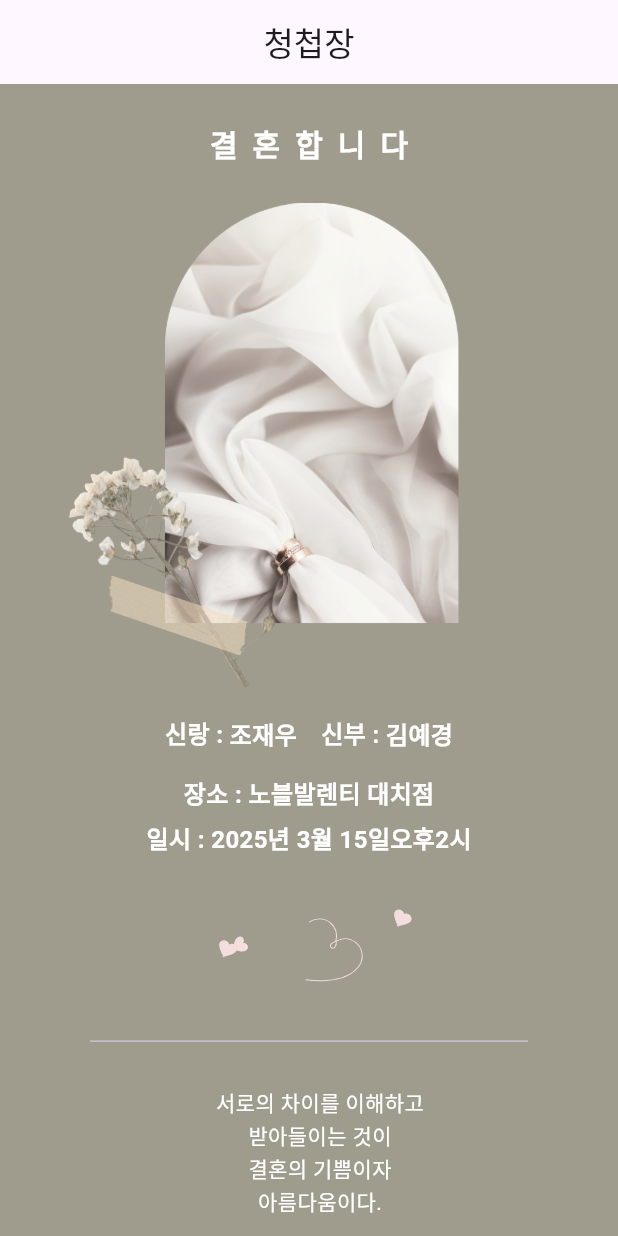
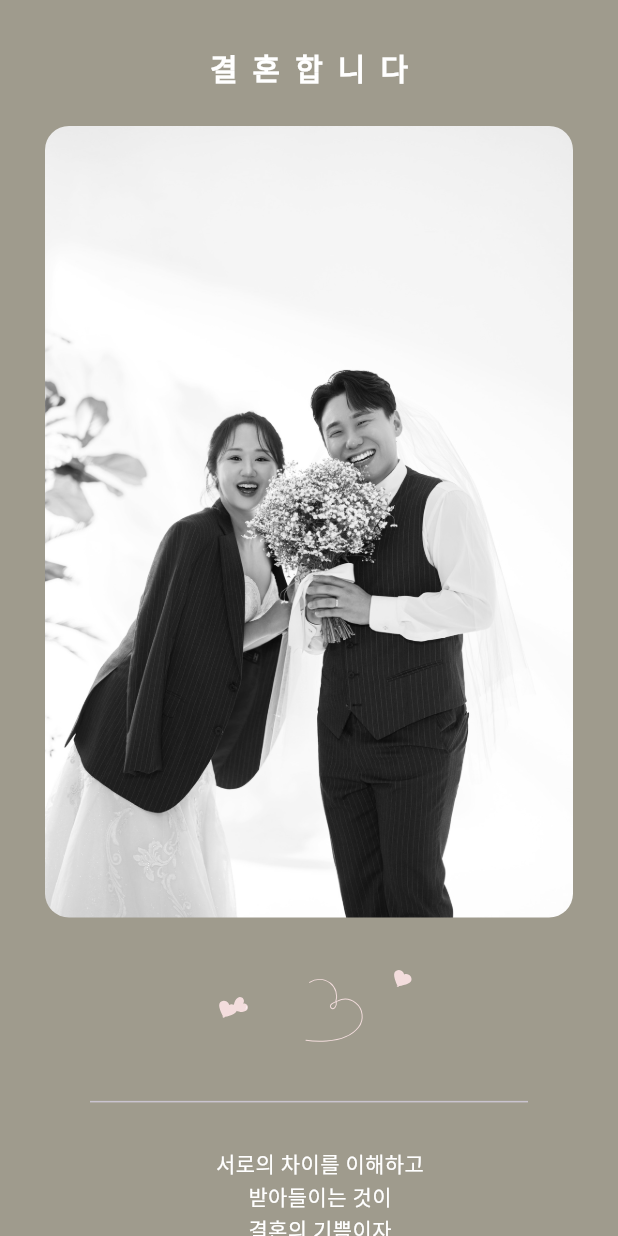
Before and after one commit to John-Cho/mobileInvitiation, a Flutter app: the screen it shows after launch, on a phone screen of 412 x 824 dp. Run offline on Flutter 3.47's test engine with Material 3 defaults, Android fonts, the phone set to English and light mode, and no system bars; our stand-ins replace flutter_riverpod, lottie, table_calendar; Roboto replaces fonts that are missing (Nanum_Myeongjo).

Commit message:
midfied structure

```diff
--- a/lib/common/model/userdata.dart
+++ b/lib/common/model/userdata.dart
@@ -28,7 +28,7 @@ class UserDataNotifier extends StateNotifier<UserDataBase> {
       contactNumber: '010-5788-9302',
       giftAccountDetails: '1111-1111-1111 카카오뱅크',);
 
-    final PersonData brideDad = PersonData(name: '김명렬',
+    final PersonData brideDad = PersonData(name: '김명열',
       contactNumber: '010-5788-9302',
       giftAccountDetails: '1111-1111-1111 카카오뱅크',);
 
@@ -58,7 +58,7 @@ class UserDataNotifier extends StateNotifier<UserDataBase> {
     결혼의 기쁨이자
     아름다움이다.
 
-    영화[어바웃 타임] 태사 중에서
+    영화<어바웃 타임> 대사 중에서
     ''',
       themeColor: DEFAULT_BG_COLOR,
     );
--- a/lib/component/calender.dart
+++ b/lib/component/calender.dart
@@ -15,9 +15,11 @@ class CalenderScreen extends StatelessWidget {
       ),
       child: Padding(
         padding: const EdgeInsets.symmetric(horizontal: 16.0),
+        child: SizedBox(
+
           child: TableCalendar(
-          firstDay: DateTime.utc(2025, 3, 1),
-          lastDay: DateTime.utc(2025, 3, 31),
+            firstDay: DateTime.utc(2025, 3, 9),
+            lastDay: DateTime.utc(2025, 3, 22),
             focusedDay: selectedDay,
             selectedDayPredicate: (day) => isSameDay(selectedDay, day),
             calendarStyle: CalendarStyle(
@@ -30,7 +32,7 @@ class CalenderScreen extends StatelessWidget {
                 shape: BoxShape.circle,
               ),
               defaultTextStyle: TextStyle(color: Colors.white, fontWeight: FontWeight.bold),
-            weekendTextStyle: TextStyle(color: Colors.red),
+              weekendTextStyle: TextStyle(color: Colors.white),
             ),
             headerStyle: HeaderStyle(
               titleTextStyle: TextStyle(color: Colors.white, fontSize: 18.0),
@@ -39,6 +41,7 @@ class CalenderScreen extends StatelessWidget {
             ),
           ),
         ),
+      ),
     );
   }
 }
--- a/lib/layout/default_layout.dart
+++ b/lib/layout/default_layout.dart
@@ -1,4 +1,5 @@
 import 'package:flutter/material.dart';
+import 'package:mobileinvitiation/common/constans.dart';
 
 class DefaultLayout extends StatelessWidget {
   final Color? backgroundColor;
@@ -14,13 +15,11 @@ class DefaultLayout extends StatelessWidget {
 
   @override
   Widget build(BuildContext context) {
-    return Scaffold(
-      backgroundColor: backgroundColor ?? Colors.white,
-      appBar: AppBar(
-        title: Text(title),
-        centerTitle: true,
+    return SafeArea(
+      child: Scaffold(
+        backgroundColor: backgroundColor ?? Colors.white,
+        body: this.body,
       ),
-      body: this.body,
     );
   }
 }
--- a/lib/screen/home_screen.dart
+++ b/lib/screen/home_screen.dart
@@ -18,14 +18,14 @@ class HomeScreen extends ConsumerWidget {
 
     return DefaultLayout(
       backgroundColor: data.themeColor,
-      title: '청첩장',
+      title: '재우 ♥ 예경',
       body: SingleChildScrollView(
         child: Padding(
           padding: const EdgeInsets.symmetric(horizontal: 30.0),
           child: Column(
             crossAxisAlignment: CrossAxisAlignment.center,
             children: [
-              const SizedBox(height: 25.0),
+              const SizedBox(height: 30.0),
               const Text(
                 '결혼합니다',
                 style: TextStyle(
@@ -37,69 +37,12 @@ class HomeScreen extends ConsumerWidget {
               ),
               const SizedBox(height: 25.0),
               Container(
-                margin: EdgeInsets.only(right: 70.0),
-                child: const Image(
-                  image: AssetImage('asset/img/home_screen.png'),
-                  width: 270,
-                  fit: BoxFit.cover,
-                ),
-              ),
-              Row(
-                mainAxisAlignment: MainAxisAlignment.center,
-                children: [
-                  Text(
-                    '신랑 : ',
-                    style: CONTENTS_TEXT_STYLE,
-                  ),
-                  Text(
-                    data.groom.name,
-                    style: CONTENTS_TEXT_STYLE,
-                  ),
-                  SizedBox(
-                    width: 16,
-                  ),
-                  Text(
-                    '신부 : ',
-                    style: CONTENTS_TEXT_STYLE,
-                  ),
-                  Text(
-                    data.bride.name,
-                    style: CONTENTS_TEXT_STYLE,
-                  ),
-                ],
-              ),
-              _sizedbox(),
-              Row(
-                mainAxisAlignment: MainAxisAlignment.center,
-                children: [
-                  Text(
-                    '장소 : ',
-                    style: CONTENTS_TEXT_STYLE,
-                  ),
-                  Text(
-                    data.venueName,
-                    style: CONTENTS_TEXT_STYLE,
-                  ),
-                ],
-              ),
-              _sizedbox(height: 6.0),
-              Row(
-                mainAxisAlignment: MainAxisAlignment.center,
-                children: [
-                  Text(
-                    '일시 : ',
-                    style: CONTENTS_TEXT_STYLE,
-                  ),
-                  Text(
-                    data.weddingDate,
-                    style: CONTENTS_TEXT_STYLE,
-                  ),
-                  _sizedbox(),
-                  Text(
-                    data.weddingTime,
-                    style: CONTENTS_TEXT_STYLE,
-                  ),
-                ],
+                child: ClipRRect(
+                    borderRadius: BorderRadius.circular(16.0),
+                    child: Image.asset(
+                      'asset/img/home.jpg',
+                      fit: BoxFit.cover,
+                    )),
               ),
               _sizedbox(),
               Lottie.asset(
@@ -119,19 +62,11 @@ class HomeScreen extends ConsumerWidget {
                 ),
                 textAlign: TextAlign.center,
               ),
-              Container(
-                child: ClipRRect(
-                    borderRadius: BorderRadius.circular(16.0),
-                    child: Image.asset(
-                      'asset/img/home.jpg',
-                      fit: BoxFit.cover,
-                    )),
-              ),
               _sizedbox(),
               _divider(),
               _sizedbox(),
               const Text(
-                'INVITIATION',
+                '초대합니다',
                 style: TextStyle(
                   color: DEFAULT_TEXT_COLOR,
                   fontSize: 20.0,
@@ -149,8 +84,17 @@ class HomeScreen extends ConsumerWidget {
                 ),
                 textAlign: TextAlign.center,
               ),
-              CalenderScreen(
-                selectedDay: DateFormat('yyyy년 M월 d일').parse(data.weddingDate),
+              _sizedbox(),
+              _divider(),
+              _sizedbox(),
+              const Text(
+                '예식안내',
+                style: TextStyle(
+                  color: DEFAULT_TEXT_COLOR,
+                  fontSize: 20.0,
+                  fontWeight: FontWeight.bold,
+                ),
+                textAlign: TextAlign.center,
               ),
               _sizedbox(),
               Row(
@@ -159,7 +103,7 @@ class HomeScreen extends ConsumerWidget {
                   Text(
                     data.weddingDate,
                     style: TextStyle(
-                      fontSize: 16.0,
+                      fontSize: 14.0,
                       color: DEFAULT_TEXT_COLOR,
                     ),
                   ),
@@ -169,11 +113,86 @@ class HomeScreen extends ConsumerWidget {
                   Text(
                     data.weddingTime,
                     style: TextStyle(
-                      fontSize: 16.0,
+                      fontSize: 14.0,
                       color: DEFAULT_TEXT_COLOR,
                     ),
                   ),
                 ],
+              ),
+              Text(
+                '노블발렌티 대치점',
+                style: TextStyle(
+                  fontSize: 14.0,
+                  color: DEFAULT_TEXT_COLOR,
+                ),
+              ),
+              _sizedbox(height: 8),
+              Text(
+                '삼성점이 아닌 대치점입니다.',
+                style: TextStyle(
+                  fontSize: 10.0,
+                  color: DEFAULT_TEXT_COLOR,
+                ),
+              ),
+              _sizedbox(height: 8),
+              CalenderScreen(
+                selectedDay: DateFormat('yyyy년 M월 d일').parse(data.weddingDate),
+              ),
+
+              _sizedbox(),
+              _divider(),
+              _sizedbox(),
+              const Text(
+                '사진첩',
+                style: TextStyle(
+                  color: DEFAULT_TEXT_COLOR,
+                  fontSize: 20.0,
+                  fontWeight: FontWeight.bold,
+                ),
+                textAlign: TextAlign.center,
+              ),
+              _sizedbox(),
+              GalleryScreen(),
+              _sizedbox(),
+              _divider(),
+
+              _sizedbox(),
+              const Text(
+                '오시는 길',
+                style: TextStyle(
+                  color: DEFAULT_TEXT_COLOR,
+                  fontSize: 20.0,
+                  fontWeight: FontWeight.bold,
+                ),
+                textAlign: TextAlign.center,
+              ),
+              _sizedbox(),
+              Text(
+                data.venueAddress,
+                style: TextStyle(
+                  color: DEFAULT_TEXT_COLOR,
+                  fontSize: 14.0,
+                ),
+              ),
+              _sizedbox(),
+              ClipRRect(
+                borderRadius: BorderRadius.circular(16.0),
+                child: const Image(
+                  image: AssetImage('asset/img/maps.png'),
+                  fit: BoxFit.cover,
+                ),
+              ),
+              _sizedbox(),
+              _divider(),
+              _sizedbox(),
+              const Text(
+                '마음보내실 곳',
+                style: TextStyle(
+                  color: DEFAULT_TEXT_COLOR,
+                  fontSize: 20.0,
+                  fontWeight: FontWeight.bold,
+                ),
+                textAlign: TextAlign.center,
               ),
               _sizedbox(),
               _contact(
@@ -225,61 +244,6 @@ class HomeScreen extends ConsumerWidget {
                   )
                 ],
               ),
-              _sizedbox(),
-              _divider(),
-              _sizedbox(),
-              const Text(
-                '사진첩',
-                style: TextStyle(
-                  color: DEFAULT_TEXT_COLOR,
-                  fontSize: 20.0,
-                  fontWeight: FontWeight.bold,
-                ),
-                textAlign: TextAlign.center,
-              ),
-              _sizedbox(),
-              GalleryScreen(),
-              _sizedbox(),
-              _divider(),
-              _sizedbox(),
-              const Text(
-                '마음보내실 곳',
-                style: TextStyle(
-                  color: DEFAULT_TEXT_COLOR,
-                  fontSize: 20.0,
-                  fontWeight: FontWeight.bold,
-                ),
-                textAlign: TextAlign.center,
-              ),
-              _sizedbox(),
-              _divider(),
-              _sizedbox(),
-              const Text(
-                '오시는 길',
-                style: TextStyle(
-                  color: DEFAULT_TEXT_COLOR,
-                  fontSize: 20.0,
-                  fontWeight: FontWeight.bold,
-                ),
-                textAlign: TextAlign.center,
-              ),
-              _sizedbox(),
-              Text(
-                data.venueAddress,
-                style: TextStyle(
-                  color: DEFAULT_TEXT_COLOR,
-                  fontSize: 14.0,
-                ),
-              ),
-              _sizedbox(),
-              ClipRRect(
-                borderRadius: BorderRadius.circular(16.0),
-                child: const Image(
-                  image: AssetImage('asset/img/maps.png'),
-                  fit: BoxFit.cover,
-                ),
-              ),
-              _sizedbox(),
             ],
           ),
         ),
```
Also changed, not shown: asset/img/calender.png (added). Lines whose indentation alone changed are shown as unchanged.
